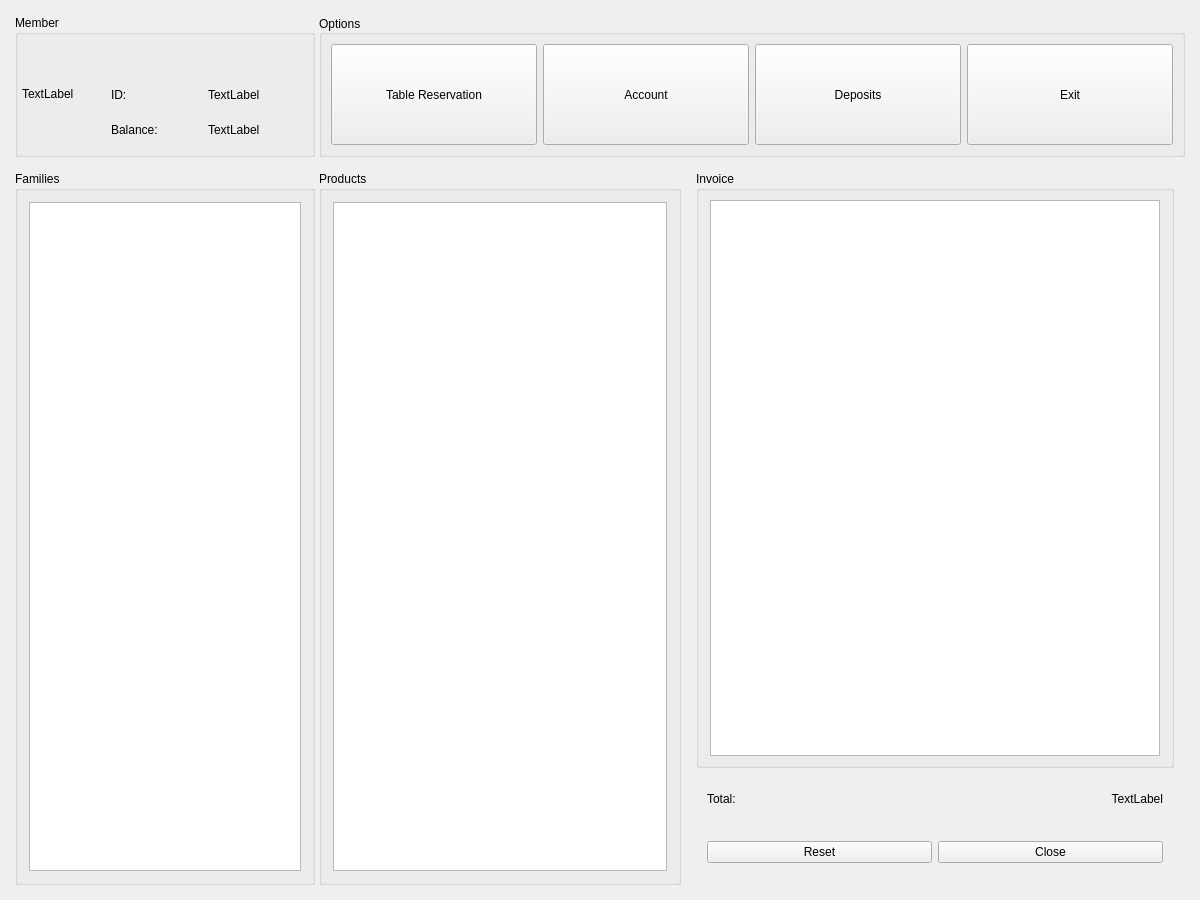
This is penyamanager/mainwindow.ui in eguzki/penyamanager as Qt 5 draws it before an edit. The edited form follows.
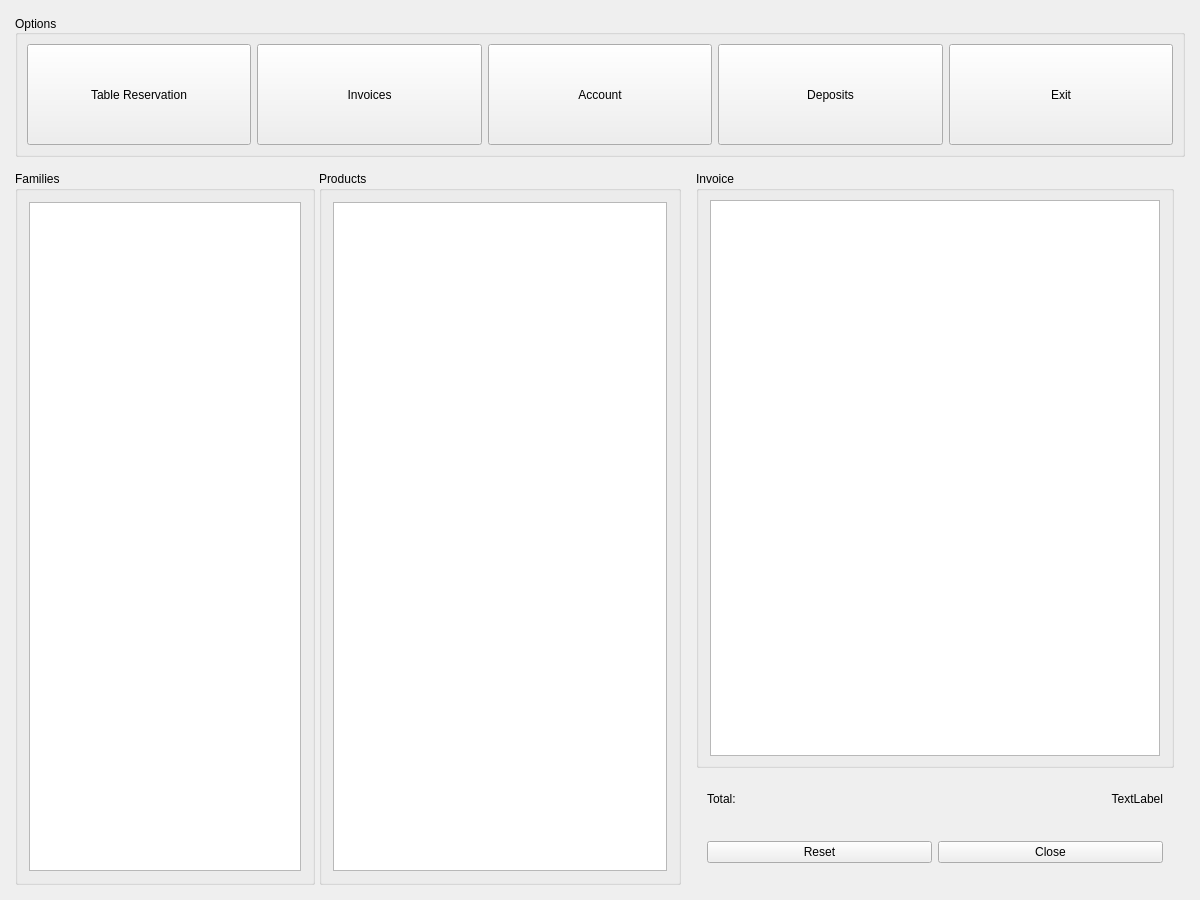
This is the edited form.

Commit message: [FEATURE] invoice detail from member invoice list

What changed in the file:
```diff
--- a/penyamanager/mainwindow.ui
+++ b/penyamanager/mainwindow.ui
@@ -53,159 +53,6 @@
       <property name="bottomMargin">
        <number>4</number>
       </property>
-      <item>
-       <widget class="QGroupBox" name="memberGroupBox">
-        <property name="minimumSize">
-         <size>
-          <width>300</width>
-          <height>0</height>
-         </size>
-        </property>
-        <property name="maximumSize">
-         <size>
-          <width>300</width>
-          <height>16777215</height>
-         </size>
-        </property>
-        <property name="title">
-         <string>Member</string>
-        </property>
-        <layout class="QHBoxLayout" name="horizontalLayout_6">
-         <property name="spacing">
-          <number>4</number>
-         </property>
-         <property name="leftMargin">
-          <number>4</number>
-         </property>
-         <property name="topMargin">
-          <number>4</number>
-         </property>
-         <property name="rightMargin">
-          <number>4</number>
-         </property>
-         <property name="bottomMargin">
-          <number>4</number>
-         </property>
-         <item>
-          <widget class="QLabel" name="memberImage">
-           <property name="minimumSize">
-            <size>
-             <width>80</width>
-             <height>80</height>
-            </size>
-           </property>
-           <property name="maximumSize">
-            <size>
-             <width>80</width>
-             <height>80</height>
-            </size>
-           </property>
-           <property name="text">
-            <string>TextLabel</string>
-           </property>
-          </widget>
-         </item>
-         <item>
-          <widget class="QWidget" name="memberView" native="true">
-           <layout class="QVBoxLayout" name="verticalLayout_3">
-            <property name="spacing">
-             <number>3</number>
-            </property>
-            <property name="leftMargin">
-             <number>4</number>
-            </property>
-            <property name="topMargin">
-             <number>4</number>
-            </property>
-            <property name="rightMargin">
-             <number>4</number>
-            </property>
-            <property name="bottomMargin">
-             <number>4</number>
-            </property>
-            <item>
-             <widget class="QLabel" name="memberNameLabel">
-              <property name="text">
-               <string/>
-              </property>
-             </widget>
-            </item>
-            <item>
-             <widget class="QWidget" name="memberIdWidget" native="true">
-              <layout class="QHBoxLayout" name="horizontalLayout_2">
-               <property name="spacing">
-                <number>1</number>
-               </property>
-               <property name="leftMargin">
-                <number>1</number>
-               </property>
-               <property name="topMargin">
-                <number>1</number>
-               </property>
-               <property name="rightMargin">
-                <number>1</number>
-               </property>
-               <property name="bottomMargin">
-                <number>1</number>
-               </property>
-               <item>
-                <widget class="QLabel" name="memberIdLabel">
-                 <property name="text">
-                  <string>ID:</string>
-                 </property>
-                </widget>
-               </item>
-               <item>
-                <widget class="QLabel" name="memberIdInfo">
-                 <property name="text">
-                  <string>TextLabel</string>
-                 </property>
-                </widget>
-               </item>
-              </layout>
-             </widget>
-            </item>
-            <item>
-             <widget class="QWidget" name="memberAccountWidget" native="true">
-              <layout class="QHBoxLayout" name="horizontalLayout_7">
-               <property name="spacing">
-                <number>1</number>
-               </property>
-               <property name="leftMargin">
-                <number>1</number>
-               </property>
-               <property name="topMargin">
-                <number>1</number>
-               </property>
-               <property name="rightMargin">
-                <number>1</number>
-               </property>
-               <property name="bottomMargin">
-                <number>1</number>
-               </property>
-               <item>
-                <widget class="QLabel" name="memberBalanceLabel">
-                 <property name="text">
-                  <string>Balance:</string>
-                 </property>
-                </widget>
-               </item>
-               <item>
-                <widget class="QLabel" name="memberBalanceInfo">
-                 <property name="text">
-                  <string>TextLabel</string>
-                 </property>
-                </widget>
-               </item>
-              </layout>
-             </widget>
-            </item>
-           </layout>
-          </widget>
-         </item>
-        </layout>
-       </widget>
-      </item>
       <item>
        <widget class="QGroupBox" name="optionsGroupBox">
         <property name="title">
@@ -243,6 +90,19 @@
            </property>
           </widget>
          </item>
+         <item>
+          <widget class="QPushButton" name="invoicesPushButton">
+           <property name="sizePolicy">
+            <sizepolicy hsizetype="Minimum" vsizetype="Expanding">
+             <horstretch>0</horstretch>
+             <verstretch>0</verstretch>
+            </sizepolicy>
+           </property>
+           <property name="text">
+            <string>Invoices</string>
+           </property>
+          </widget>
+         </item>
          <item>
           <widget class="QPushButton" name="accountButton">
            <property name="sizePolicy">
```
Left out of the diff: 2 changed lines with no effect on the pictures. The commit also changes 35 other files.
